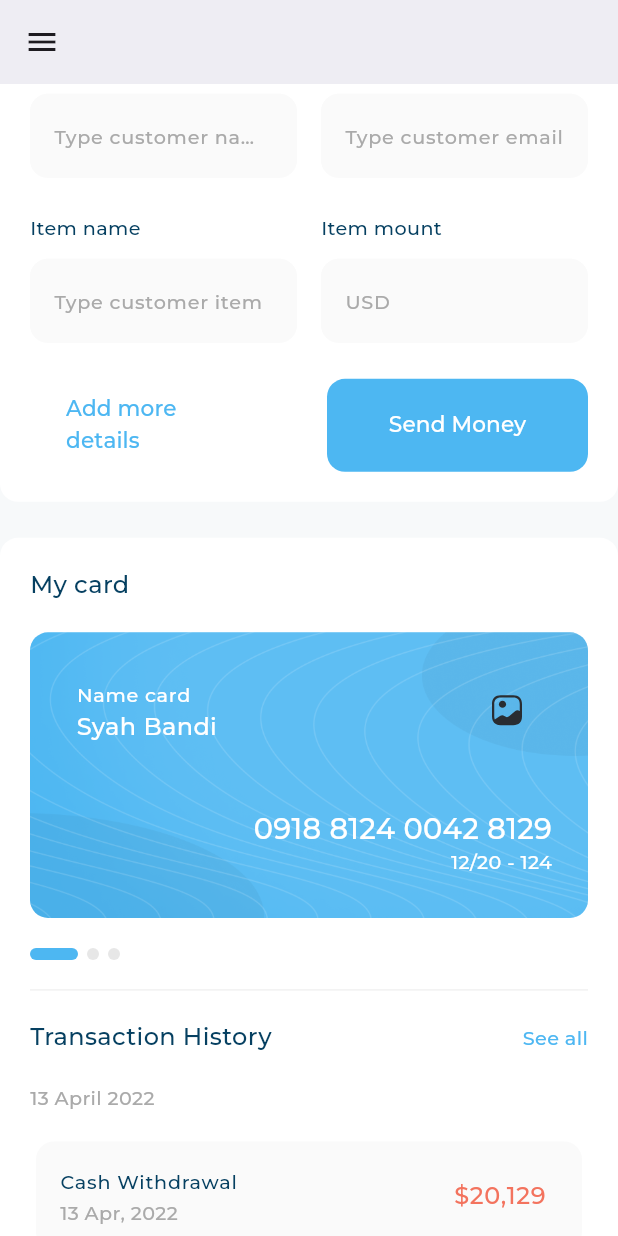
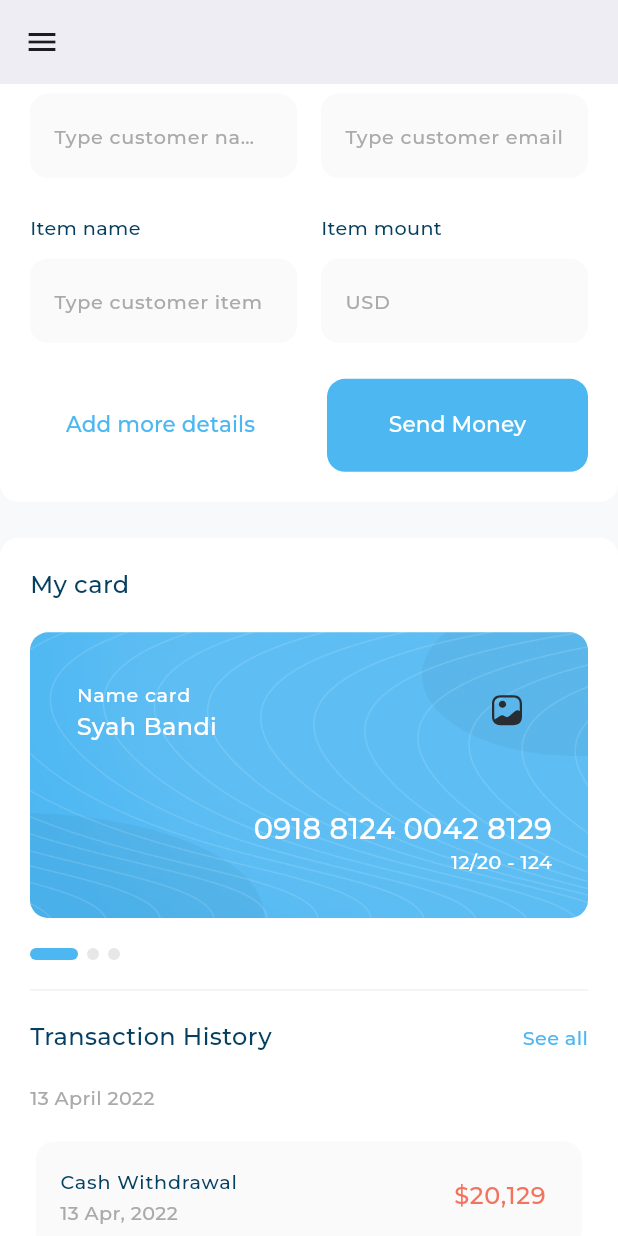
Before and after one commit to osamasabry9/Admin-Dashboard, a Flutter app: the screen it shows after launch, scrolled down 576 dp, on a phone screen of 412 x 824 dp. Run offline on Flutter 3.47's test engine with Material 3 defaults, Android fonts, the phone set to English and light mode, and no system bars; drawn by our look-alikes of expandable_page_view; our stand-ins replace device_preview, fl_chart, flutter_svg; project files that could hold a hidden picture were left out.

```diff
--- /dev/null
+++ b/devtools_options.yaml
@@ -0,0 +1 @@
+extensions:
--- a/lib/core/widgets/custom_button.dart
+++ b/lib/core/widgets/custom_button.dart
@@ -24,10 +24,13 @@ class CustomButton extends StatelessWidget {
           backgroundColor: backgroundColor ?? const Color(0xFF4DB7F2),
         ),
         onPressed: () {},
-        child: Text(
-          title,
-          style: AppStyles.styleSemiBold18(context).copyWith(
-            color: textColor,
+        child: FittedBox(
+          fit: BoxFit.scaleDown,
+          child: Text(
+            title,
+            style: AppStyles.styleSemiBold18(context).copyWith(
+              color: textColor,
+            ),
           ),
         ),
       ),
```
Also changed, not shown: 9 other files.
